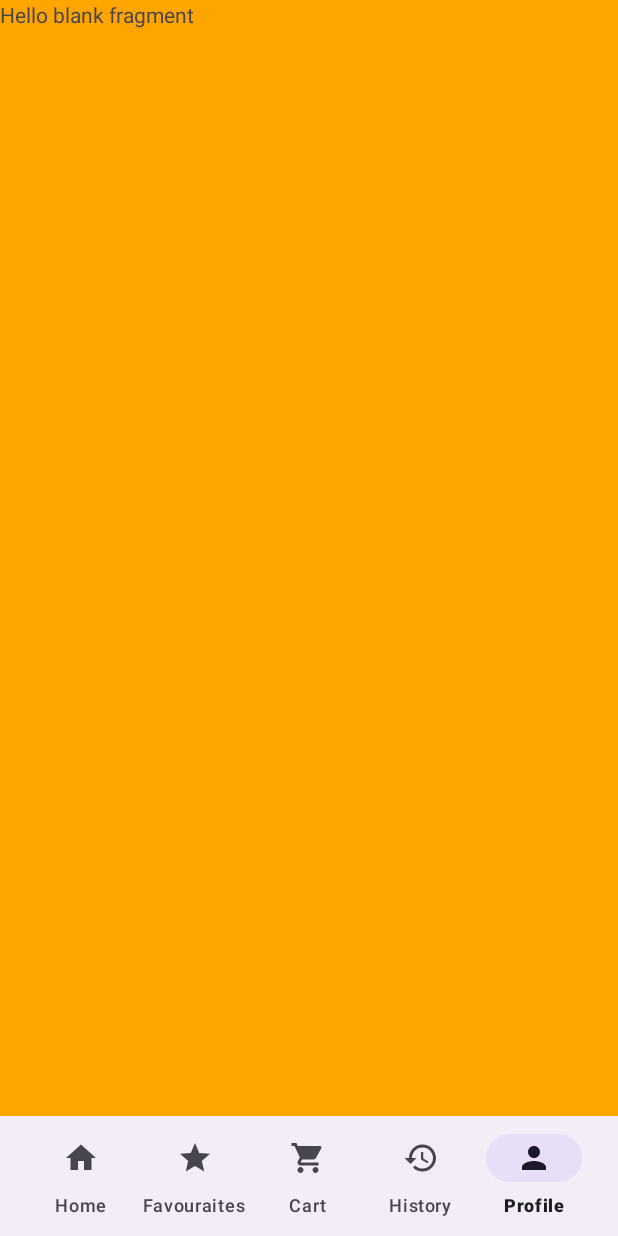
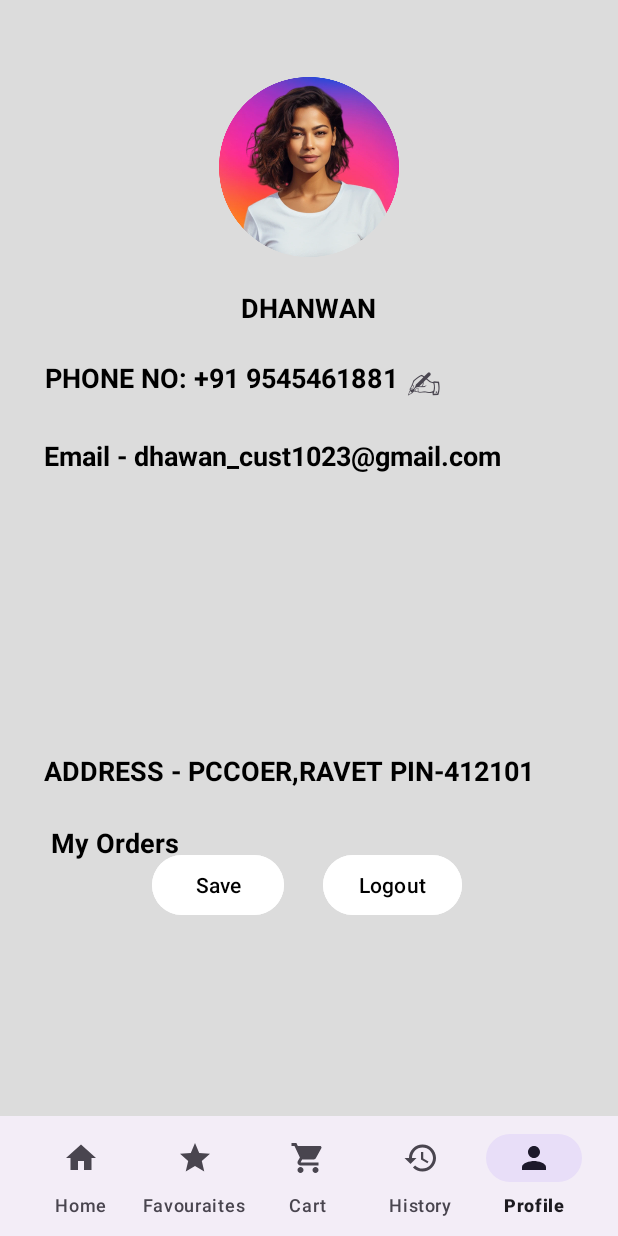
Before and after one commit to atharv2204/Internship-App, an Android app: the screen it shows after launch (Mainpage), item 5 of the bottom bar chosen, on a phone screen of 412 x 824 dp. Run offline under Robolectric (Android 15) with nearby library versions, the phone set to English and light mode, and no system bars; libraries missing offline, so code that uses them is left out: com.denzcoskun.imageslider; 7 statements that could not run were skipped.

Commit message:
26/12/23 hi buddy

```diff
--- a/app/src/main/res/layout/fragment_profile.xml
+++ b/app/src/main/res/layout/fragment_profile.xml
@@ -1,14 +1,140 @@
 <?xml version="1.0" encoding="utf-8"?>
-<FrameLayout xmlns:android="http://schemas.android.com/apk/res/android"
+<RelativeLayout xmlns:android="http://schemas.android.com/apk/res/android"
+    xmlns:app="http://schemas.android.com/apk/res-auto"
     xmlns:tools="http://schemas.android.com/tools"
     android:layout_width="match_parent"
     android:layout_height="match_parent"
-    tools:context=".Profile">
+    android:padding="16dp"
+    android:background="#dcdcdc">
 
-    <!-- TODO: Update blank fragment layout -->
-    <TextView
+    <RelativeLayout
         android:layout_width="match_parent"
         android:layout_height="match_parent"
-        android:text="@string/hello_blank_fragment" />
+        android:layout_alignParentStart="true"
+        android:layout_alignParentTop="true"
+        android:layout_centerVertical="true"
+        android:layout_marginStart="-12dp"
+        android:layout_marginTop="16dp"
+        tools:context=".MainActivity">
 
-</FrameLayout>
+        <TextView
+            android:id="@+id/PhonetextView"
+            android:layout_width="wrap_content"
+            android:layout_height="wrap_content"
+            android:layout_alignParentStart="true"
+            android:layout_alignParentTop="true"
+            android:layout_marginStart="26dp"
+            android:layout_marginTop="207dp"
+            android:hint="Enter Phone Number"
+            android:text="PHONE NO: +91 9545461881"
+            android:textColor="@color/black"
+            android:textSize="18sp"
+            android:textStyle="bold"
+            tools:layout_editor_absoluteX="37dp"
+            tools:layout_editor_absoluteY="220dp" />
+
+        <TextView
+            android:id="@+id/textViewEdit"
+            android:layout_width="86dp"
+            android:layout_height="76dp"
+            android:layout_alignParentTop="true"
+            android:layout_marginLeft="5dp"
+            android:layout_marginTop="204dp"
+            android:layout_toRightOf="@id/PhonetextView"
+            android:text="&#9997;"
+            android:textSize="25dp"
+            tools:layout_editor_absoluteX="252dp"
+            tools:layout_editor_absoluteY="222dp" />
+
+        <TextView
+            android:id="@+id/bioTextView"
+            android:layout_width="341dp"
+            android:layout_height="wrap_content"
+            android:layout_alignParentEnd="true"
+            android:layout_alignParentBottom="true"
+            android:layout_marginEnd="25dp"
+            android:layout_marginBottom="282dp"
+            android:text="ADDRESS - PCCOER,RAVET PIN-412101"
+            android:textColor="@color/black"
+            android:textSize="18sp"
+            android:textStyle="bold"
+            app:layout_constraintStart_toStartOf="parent"
+            tools:layout_editor_absoluteY="324dp" />
+
+        <TextView
+            android:id="@+id/EmailTextView"
+            android:layout_width="326dp"
+            android:layout_height="wrap_content"
+            android:layout_alignParentStart="true"
+            android:layout_alignParentTop="true"
+            android:layout_marginStart="25dp"
+            android:layout_marginTop="259dp"
+            android:text="Email - dhawan_cust1023@gmail.com"
+            android:textColor="@color/black"
+            android:textSize="18sp"
+            android:textStyle="bold"
+            tools:layout_editor_absoluteX="37dp"
+            tools:layout_editor_absoluteY="275dp" />
+
+        <TextView
+            android:id="@+id/MyOrderstextView"
+            android:layout_width="wrap_content"
+            android:layout_height="wrap_content"
+            android:layout_alignParentStart="true"
+            android:layout_alignParentBottom="true"
+            android:layout_marginStart="30dp"
+            android:layout_marginBottom="234dp"
+            android:text="My Orders"
+            android:textColor="@color/black"
+            android:textSize="18sp"
+            android:textStyle="bold"
+            tools:layout_editor_absoluteX="37dp"
+            tools:layout_editor_absoluteY="366dp" />
+
+    </RelativeLayout>
+
+    <ImageView
+        android:id="@+id/circularProfilePhoto"
+        android:layout_width="120dp"
+        android:layout_height="120dp"
+        android:layout_alignParentTop="true"
+        android:layout_centerHorizontal="true"
+        android:layout_marginTop="35dp"
+        android:background="@drawable/pro_circ" />
+
+
+    <TextView
+        android:id="@+id/nameTextView"
+        android:layout_width="wrap_content"
+        android:layout_height="wrap_content"
+        android:layout_below="@id/circularProfilePhoto"
+        android:layout_centerHorizontal="true"
+        android:layout_marginTop="21dp"
+        android:text="DHANWAN"
+        android:textColor="@color/black"
+        android:textSize="18sp"
+        android:textStyle="bold" />
+
+    <Button
+        android:id="@+id/SaveButton"
+        android:layout_width="wrap_content"
+        android:layout_height="wrap_content"
+        android:layout_alignParentStart="true"
+        android:layout_marginStart="85dp"
+        android:layout_marginTop="550dp"
+        android:text="Save"
+        android:textColor="@color/black"
+        android:backgroundTint="#FFFFFF"/>
+
+    <Button
+        android:id="@+id/LogoutButton"
+        android:layout_width="wrap_content"
+        android:layout_height="wrap_content"
+        android:layout_alignParentEnd="true"
+        android:layout_marginTop="550dp"
+        android:layout_marginEnd="88dp"
+        android:backgroundTint="#FFFFFF"
+        android:text="Logout"
+        android:textColor="@color/black" />
+
+</RelativeLayout>
```
Also changed, not shown: app/src/main/res/drawable/pro_circ.png (added).
